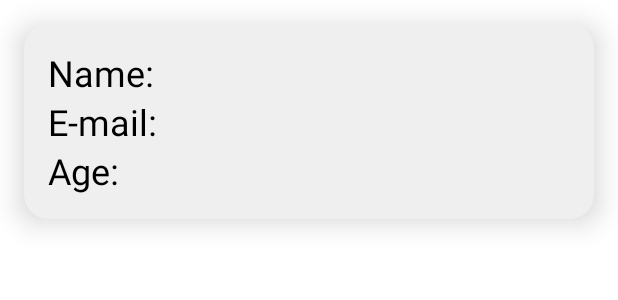
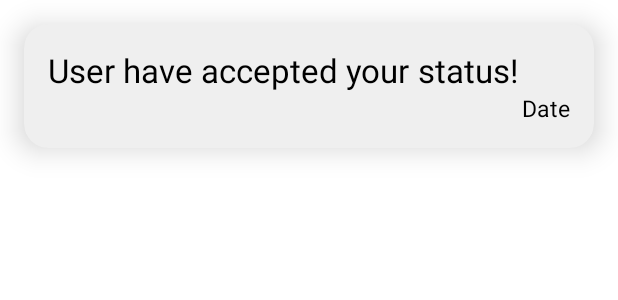
Before and after one commit to UniPool-WIA2006/UniPool, an Android app: the layout activity_notification.xml on its own in the app's theme, with its tools: preview values and no code run, on a phone screen of 412 x 824 dp. Shown: the top 300 px of the screen. Run offline under Robolectric (Android 15) with nearby library versions, the phone set to English and light mode, and no system bars.

Commit message:
Final Notificaiton

```diff
--- a/app/src/main/java/com/example/unipool/ui/profile/profile_page_2.java
+++ b/app/src/main/java/com/example/unipool/ui/profile/profile_page_2.java
@@ -21,6 +21,7 @@ import de.hdodenhof.circleimageview.CircleImageView;
 
 import java.util.ArrayList;
 
+// Not used, as backup only
 public class profile_page_2 extends Fragment {
 
     private Button Btn_EditProfile;
--- a/app/src/main/res/layout/activity_notification.xml
+++ b/app/src/main/res/layout/activity_notification.xml
@@ -7,6 +7,7 @@
     app:cardCornerRadius="16dp"
     android:layout_margin="16dp"
     android:backgroundTint="#efefef">
+
     <LinearLayout
         android:layout_width="match_parent"
         android:layout_height="wrap_content"
@@ -19,61 +20,53 @@
             android:layout_gravity="center_vertical">
 
             <TextView
+                android:id="@+id/textname"
                 android:layout_width="wrap_content"
                 android:layout_height="wrap_content"
-                android:text="Name: "
-                android:textSize="24dp"
+                android:text="User"
+                android:textSize="22dp"
                 android:textColor="@color/black"
                 style="bold"/>
 
             <TextView
-                android:id="@+id/textname"
                 android:layout_width="wrap_content"
                 android:layout_height="wrap_content"
-                android:textSize="24dp"
+                android:text=" have accepted your "
+                android:textSize="22dp"
                 android:textColor="@color/black"
                 style="bold"/>
-        </LinearLayout>        <LinearLayout
+
+            <TextView
+                android:id="@+id/textStatus"
                 android:layout_width="wrap_content"
                 android:layout_height="wrap_content"
-        android:orientation="horizontal"
-        android:layout_gravity="center_vertical">
+                android:textSize="22dp"
+                android:text="status"
+                android:textColor="@color/black"
+                style="bold"/>
 
             <TextView
                 android:layout_width="wrap_content"
                 android:layout_height="wrap_content"
-            android:text="E-mail: "
-            android:textSize="24dp"
+                android:text="!"
+                android:textSize="22dp"
                 android:textColor="@color/black"
                 style="bold"/>
 
-        <TextView
-            android:id="@+id/textemail"
-            android:layout_width="wrap_content"
-            android:layout_height="wrap_content"
-            android:textSize="24dp"
-            android:textColor="@color/black"
-            style="bold"/>
         </LinearLayout>
+
         <LinearLayout
             android:layout_width="wrap_content"
             android:layout_height="wrap_content"
             android:orientation="horizontal"
-            android:layout_gravity="center_vertical">
+            android:layout_gravity="right">
 
             <TextView
+                android:id="@+id/textDate"
                 android:layout_width="wrap_content"
                 android:layout_height="wrap_content"
-                android:text="Age: "
-                android:textSize="24dp"
-                android:textColor="@color/black"
-                style="bold"/>
-
-            <TextView
-                android:id="@+id/textage"
-                android:layout_width="wrap_content"
-                android:layout_height="wrap_content"
-                android:textSize="24dp"
+                android:text="Date"
+                android:textSize="15dp"
                 android:textColor="@color/black"
                 style="bold"/>
         </LinearLayout>
```
Also changed, not shown: app/src/main/java/com/example/unipool/DatabaseHandler.java (+72 -36 lines), app/src/main/java/com/example/unipool/ui/notification/NotificationAdapter.java (+15 -9 lines), app/src/main/java/com/example/unipool/ui/notification/NotificationList.java (+53 -10 lines), app/src/main/res/layout/activity_notification_list.xml (+37 -3 lines), app/src/main/res/layout/fragment_profile_page_1.xml (+9 -8 lines). Lines whose indentation alone changed are shown as unchanged.
